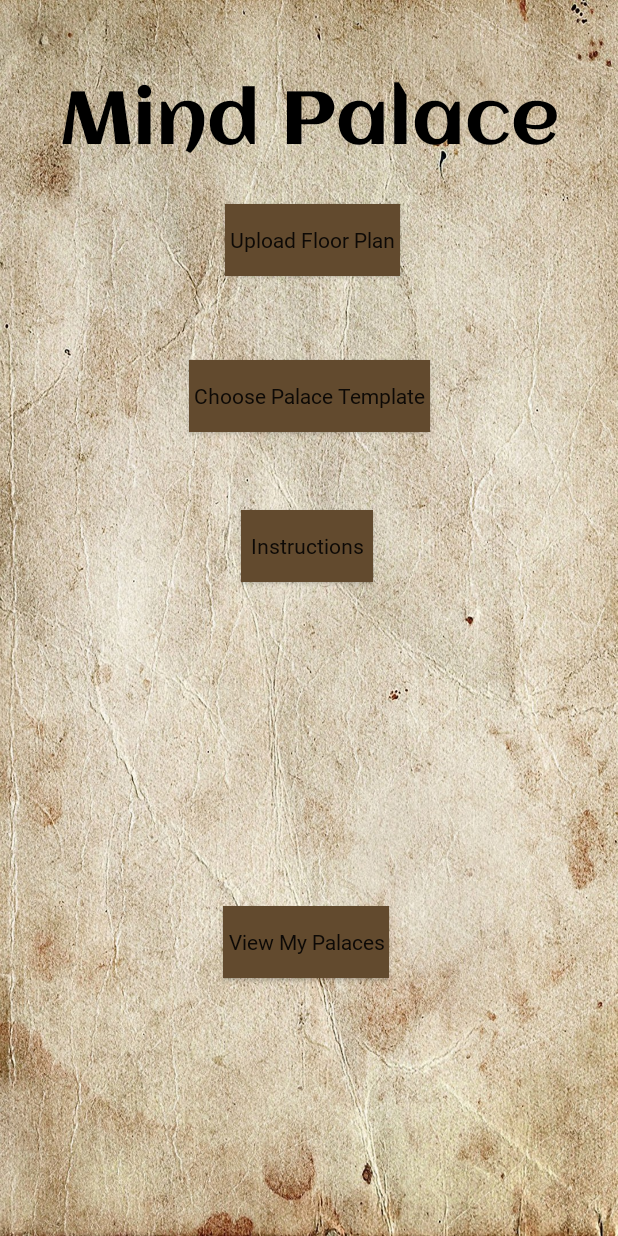
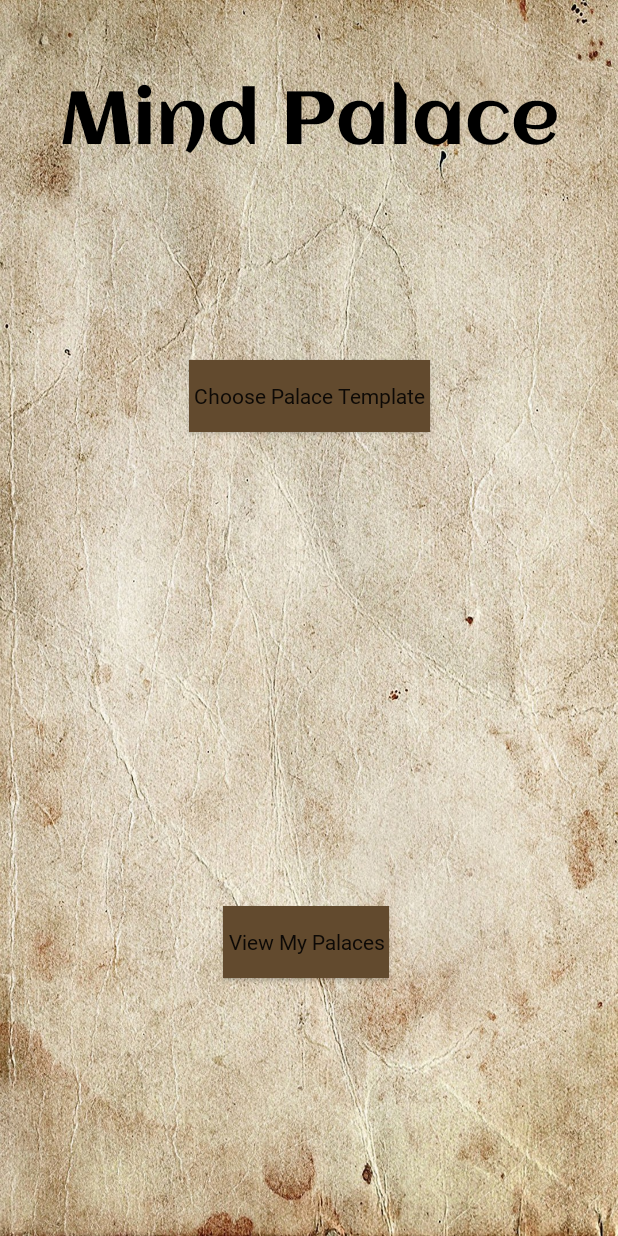
Before and after one commit to innazh/Palace14, an Android app: the screen it shows after launch (MainActivity), on a phone screen of 412 x 824 dp. Run offline under Robolectric (Android 15) with nearby library versions, the phone set to English and light mode, and no system bars.

Commit message:
Removed buttons
Buttons in main not needed removed

```diff
--- a/app/src/main/java/memorypalace/palace14/MainActivity.java
+++ b/app/src/main/java/memorypalace/palace14/MainActivity.java
@@ -16,7 +16,7 @@ import memorypalace.palace14.classes.Palace;
 import memorypalace.palace14.classes.PalaceList;
 
 public class MainActivity extends AppCompatActivity {
-    Button choosePalace, buildPalace, palaceList;
+    Button choosePalace, palaceList;
     private static final int DIALOG_REALLY_EXIT_ID = 0;
 
     @Override
@@ -25,7 +25,7 @@ public class MainActivity extends AppCompatActivity {
         setContentView(R.layout.activity_main);
 
         choosePalace = findViewById(R.id.choosePalace);
-        buildPalace = findViewById(R.id.buildPalace);
+        //buildPalace = findViewById(R.id.buildPalace);
         palaceList = findViewById(R.id.palaceList);
 
         choosePalace.setOnClickListener(new View.OnClickListener() {
@@ -35,12 +35,12 @@ public class MainActivity extends AppCompatActivity {
             }
         });
 
-        buildPalace.setOnClickListener(new View.OnClickListener() {
+        /*buildPalace.setOnClickListener(new View.OnClickListener() {
             public void onClick(View v) {
                 Intent intent = new Intent(MainActivity.this, BuildPalace.class);
                 startActivity(intent);
             }
-        });
+        });*/
 
         palaceList.setOnClickListener(new View.OnClickListener() {
             public void onClick(View v) {
--- a/app/src/main/res/layout/activity_main.xml
+++ b/app/src/main/res/layout/activity_main.xml
@@ -23,7 +23,7 @@
         app:layout_constraintStart_toStartOf="parent"
         app:layout_constraintTop_toTopOf="parent" />
 
-    <Button
+    <!--<Button
         android:id="@+id/button"
         android:layout_width="wrap_content"
         android:layout_height="wrap_content"
@@ -35,7 +35,7 @@
         android:text="Instructions"
         android:textAllCaps="false"
         app:layout_constraintStart_toStartOf="@+id/palaceList"
-        app:layout_constraintTop_toBottomOf="@+id/choosePalace" />
+        app:layout_constraintTop_toBottomOf="@+id/choosePalace" />-->
 
     <Button
         android:id="@+id/palaceList"
@@ -53,7 +53,7 @@
         app:layout_constraintHorizontal_bias="0.493"
         app:layout_constraintStart_toStartOf="parent" />
 
-    <Button
+   <!-- <Button
         android:id="@+id/buildPalace"
         android:layout_width="wrap_content"
         android:layout_height="wrap_content"
@@ -67,7 +67,7 @@
         android:textAllCaps="false"
         android:visibility="visible"
         app:layout_constraintBottom_toTopOf="@+id/choosePalace"
-        app:layout_constraintStart_toStartOf="@+id/choosePalace" />
+        app:layout_constraintStart_toStartOf="@+id/choosePalace" />-->
 
     <TextView
         android:id="@+id/textView2"
```
